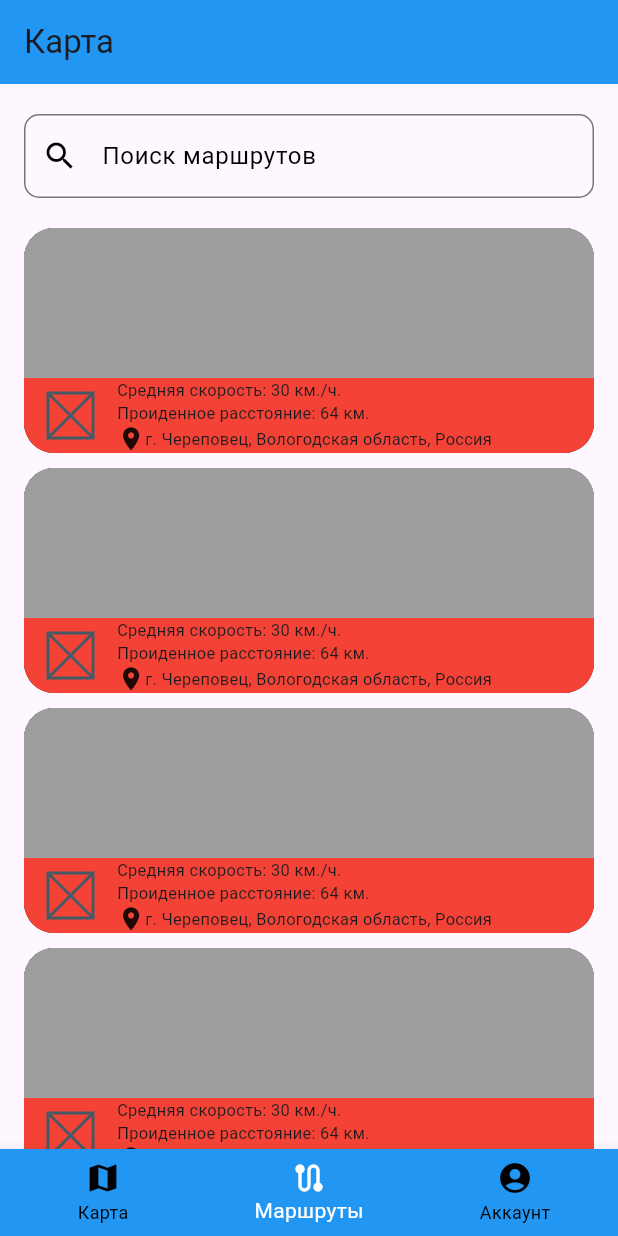
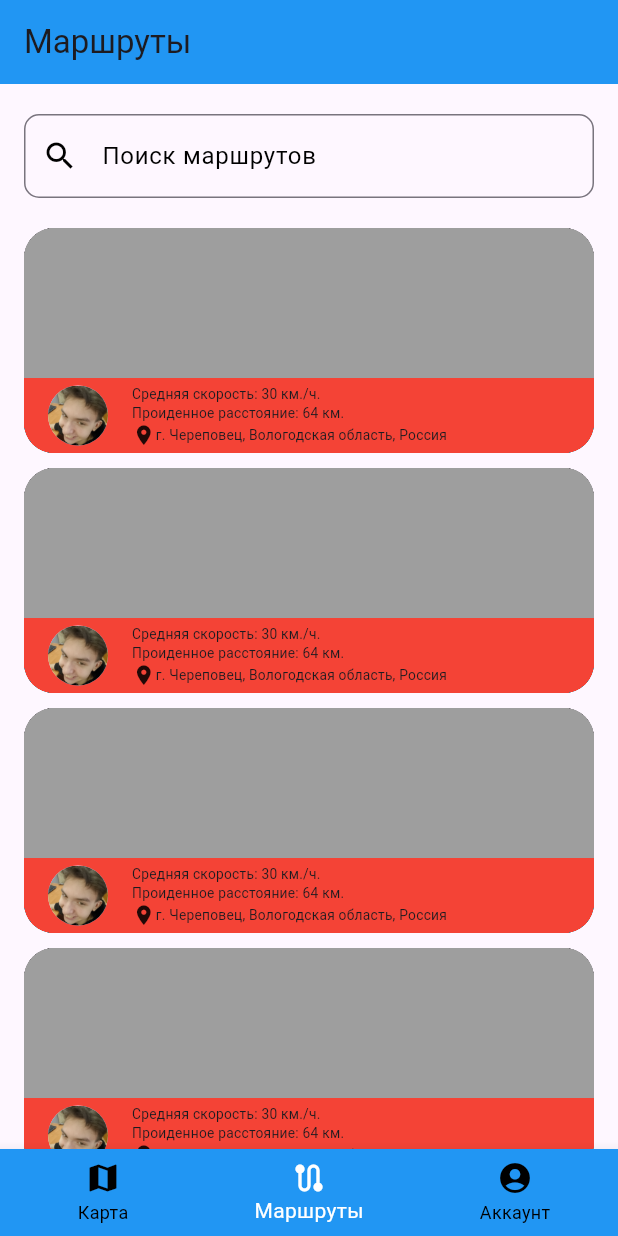
Before and after one commit to ArtDev2005/Bike-tracker, a Flutter app: the screen it shows after launch, item 2 of the bottom bar chosen, on a phone screen of 412 x 824 dp. Run offline on Flutter 3.47's test engine with Material 3 defaults, Android fonts, the phone set to English and light mode, and no system bars; our stand-ins replace geolocator, google_maps_flutter.

Commit message:
Small updates

```diff
--- a/lib/main.dart
+++ b/lib/main.dart
@@ -31,10 +31,6 @@ class _MyAppState extends State<MyApp> {
   Widget build(BuildContext context) {
     return MaterialApp(
       home: Scaffold(
-        appBar: AppBar(
-          title: Text("Карта"),
-          backgroundColor: Colors.blue,
-        ),
         bottomNavigationBar: BottomNavigationBar(
           selectedItemColor: Colors.white,
           unselectedItemColor: Colors.black,
--- /dev/null
+++ b/lib/resources/images.dart
@@ -0,0 +1,8 @@
+part of 'resources.dart';
+
+class Images {
+  Images._();
+
+  static const String forest = 'assets/images/forest.jpg';
+  static const String userIcon = 'assets/images/user_icon.jpg';
+}
--- /dev/null
+++ b/lib/resources/resources.dart
@@ -0,0 +1 @@
+part 'images.dart';
--- a/lib/routes_screen.dart
+++ b/lib/routes_screen.dart
@@ -1,3 +1,4 @@
+import 'package:bike_tracker/resources/resources.dart';
 import 'package:flutter/cupertino.dart';
 import 'package:flutter/material.dart';
 
@@ -11,7 +12,12 @@ class RoutesScreen extends StatefulWidget {
 class _RoutesScreenState extends State<RoutesScreen> {
   @override
   Widget build(BuildContext context) {
-    return Padding(
+    return Scaffold(
+      appBar: AppBar(
+        title: Text("Маршруты"),
+        backgroundColor: Colors.blue,
+      ),
+      body: Padding(
         padding: const EdgeInsets.symmetric(horizontal: 16),
         child: Column(
           children: [
@@ -49,13 +55,11 @@ class _RoutesScreenState extends State<RoutesScreen> {
                             color: Colors.red,
                             height: 50,
                             child: Padding(
-                            padding: const EdgeInsets.symmetric(horizontal: 16),
+                              padding: const EdgeInsets.symmetric(horizontal: 16, vertical: 4),
                               child: Row(
                                 children: [
-                                SizedBox(
-                                    child: Placeholder(),
-                                  width: 30,
-                                  height: 30,
+                                  CircleAvatar(
+                                    backgroundImage: AssetImage(Images.userIcon),
                                   ),
                                   SizedBox(width: 16,),
                                   FittedBox(
@@ -88,6 +92,7 @@ class _RoutesScreenState extends State<RoutesScreen> {
             ),
           ],
         ),
+      ),
     );
   }
 }
```
Also changed, not shown: lib/account_screen.dart (+66 -2 lines), lib/map_screen.dart (+7 -1 lines), pubspec.yaml (+34 -3 lines), spider.yaml (added, +35 -0 lines), assets/images/user_icon.jpg (added), pubspec.lock, 2 other files. Lines whose indentation alone changed are shown as unchanged.
